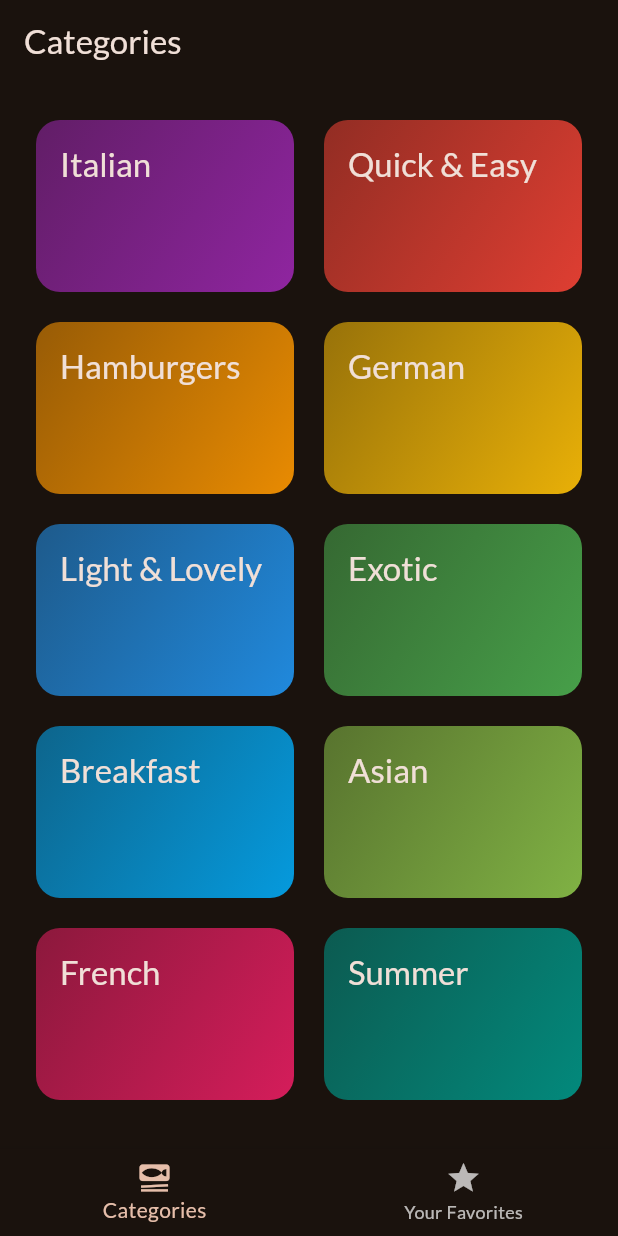
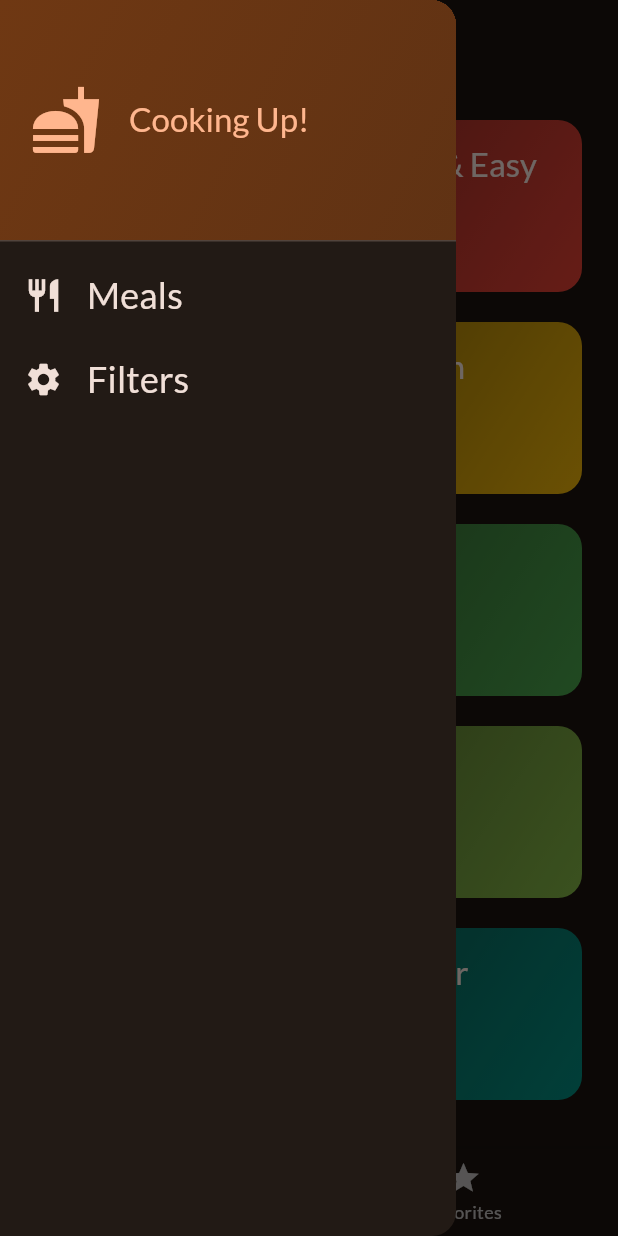
Before and after one commit to Yash-7827/flutterMealsApp, a Flutter app: the screen it shows after launch, with the side drawer open (before the commit the screen has no drawer), on a phone screen of 412 x 824 dp. Run offline on Flutter 3.47's test engine with Material 2 defaults, Android fonts, the phone set to English and light mode, and no system bars; our stand-ins replace google_fonts, transparent_image.

Commit message:
First commit

```diff
--- a/lib/main.dart
+++ b/lib/main.dart
@@ -1,9 +1,6 @@
 import 'package:flutter/material.dart';
 
 import 'package:google_fonts/google_fonts.dart';
-import 'package:mealsapp/data/dummy_data.dart';
-import 'package:mealsapp/screens/categories.dart';
-import 'package:mealsapp/screens/meals.dart';
 import 'package:mealsapp/screens/tabs.dart';
 
 final theme = ThemeData(
--- a/lib/screens/categories.dart
+++ b/lib/screens/categories.dart
@@ -9,12 +9,14 @@ class CategorisScreen extends StatelessWidget {
   const CategorisScreen({
     super.key,
     required this.onToggleFavorite,
+    required this.availableMeals,
   });
 
   final void Function(Meal meal) onToggleFavorite;
+  final List<Meal> availableMeals;
 
   void _selectCategory(BuildContext context, Category category) {
-    final filteredMeals = dummyMeals
+    final filteredMeals = availableMeals
         .where((meal) => meal.categories.contains(category.id))
         .toList();
 
--- a/lib/screens/tabs.dart
+++ b/lib/screens/tabs.dart
@@ -1,7 +1,17 @@
 import 'package:flutter/material.dart';
+import 'package:mealsapp/data/dummy_data.dart';
 import 'package:mealsapp/models/meal.dart';
 import 'package:mealsapp/screens/categories.dart';
+import 'package:mealsapp/screens/filters.dart';
+import 'package:mealsapp/widgets/main_drawer.dart';
 import 'package:mealsapp/screens/meals.dart';
+
+const kInitialFilters = {
+  Filter.glutenFree: false,
+  Filter.lactoseFree: false,
+  Filter.vegan: false,
+  Filter.vegetarian: false,
+};
 
 class TabsScreen extends StatefulWidget {
   const TabsScreen({super.key});
@@ -15,6 +25,16 @@ class TabsScreen extends StatefulWidget {
 class _TabsScreenState extends State<TabsScreen> {
   int _selectedPageIndex = 0;
   final List<Meal> _favoriteMeals = [];
+  Map<Filter, bool> _selectedFilters = kInitialFilters;
+
+  void _showInfoMessage(String message) {
+    ScaffoldMessenger.of(context).clearSnackBars();
+    ScaffoldMessenger.of(context).showSnackBar(
+      SnackBar(
+        content: Text(message),
+      ),
+    );
+  }
 
   void _toggleMealFavoriteStatus(Meal meal) {
     final isExisisting = _favoriteMeals.contains(meal);
@@ -23,9 +43,11 @@ class _TabsScreenState extends State<TabsScreen> {
       setState(() {
         _favoriteMeals.remove(meal);
       });
+      _showInfoMessage('Meal is no longer a favorite.');
     } else {
       setState(() {
         _favoriteMeals.add(meal);
+        _showInfoMessage('Marked as a favorite.');
       });
     }
   }
@@ -36,10 +58,44 @@ class _TabsScreenState extends State<TabsScreen> {
     });
   }
 
+  void _setScreen(String identifier) async {
+    Navigator.of(context).pop();
+    if (identifier == 'filters') {
+      final result = await Navigator.of(context).push<Map<Filter, bool>>(
+        MaterialPageRoute(
+          builder: (ctx) => FilterScreen(
+            currentFilters: _selectedFilters,
+          ),
+        ),
+      );
+
+      setState(() {
+        _selectedFilters = result ?? kInitialFilters;
+      });
+    }
+  }
+
   @override
   Widget build(BuildContext context) {
+    final availableMeals = dummyMeals.where((meal) {
+      if (_selectedFilters[Filter.glutenFree]! && !meal.isGlutenFree) {
+        return false;
+      }
+      if (_selectedFilters[Filter.lactoseFree]! && !meal.isLactoseFree) {
+        return false;
+      }
+      if (_selectedFilters[Filter.vegan]! && !meal.isVegan) {
+        return false;
+      }
+      if (_selectedFilters[Filter.vegetarian]! && !meal.isVegetarian) {
+        return false;
+      }
+      return true;
+    }).toList();
+
     Widget activePage = CategorisScreen(
       onToggleFavorite: _toggleMealFavoriteStatus,
+      availableMeals: availableMeals,
     );
 
     var activePageTitle = 'Categories';
@@ -56,6 +112,9 @@ class _TabsScreenState extends State<TabsScreen> {
       appBar: AppBar(
         title: Text(activePageTitle),
       ),
+      drawer: MainDrawer(
+        onSelectScreen: _setScreen,
+      ),
       body: activePage,
       bottomNavigationBar: BottomNavigationBar(
         onTap: _selectPage,
@@ -67,7 +126,7 @@ class _TabsScreenState extends State<TabsScreen> {
           ),
           BottomNavigationBarItem(
             icon: Icon(Icons.star),
-            label: 'Your Favorites',
+            label: 'Favorites',
           ),
         ],
       ),
--- a/lib/screens/main_drawer.dart
+++ b/lib/widgets/main_drawer.dart
@@ -1,7 +1,12 @@
 import 'package:flutter/material.dart';
 
 class MainDrawer extends StatelessWidget {
-  const MainDrawer({super.key});
+  const MainDrawer({
+    super.key,
+    required this.onSelectScreen,
+  });
+
+  final void Function(String identifier) onSelectScreen;
 
   @override
   Widget build(BuildContext context) {
@@ -43,7 +48,38 @@ class MainDrawer extends StatelessWidget {
             ),
           ),
           ListTile(
-            leading: Icon(Icons.restaurant),
+            leading: Icon(
+              Icons.restaurant,
+              size: 26,
+              color: Theme.of(context).colorScheme.onBackground,
+            ),
+            title: Text(
+              'Meals',
+              style: Theme.of(context).textTheme.titleSmall!.copyWith(
+                    color: Theme.of(context).colorScheme.onBackground,
+                    fontSize: 24,
+                  ),
+            ),
+            onTap: () {
+              onSelectScreen('meals');
+            },
+          ),
+          ListTile(
+            leading: Icon(
+              Icons.settings,
+              size: 26,
+              color: Theme.of(context).colorScheme.onBackground,
+            ),
+            title: Text(
+              'Filters',
+              style: Theme.of(context).textTheme.titleSmall!.copyWith(
+                    color: Theme.of(context).colorScheme.onBackground,
+                    fontSize: 24,
+                  ),
+            ),
+            onTap: () {
+              onSelectScreen('filters');
+            },
           )
         ],
       ),
```
Also changed, not shown: lib/screens/filters.dart (added, +164 -0 lines), lib/screens/meals.dart (+6 -5 lines), lib/screens/meals_details.dart (+15 -2 lines).
